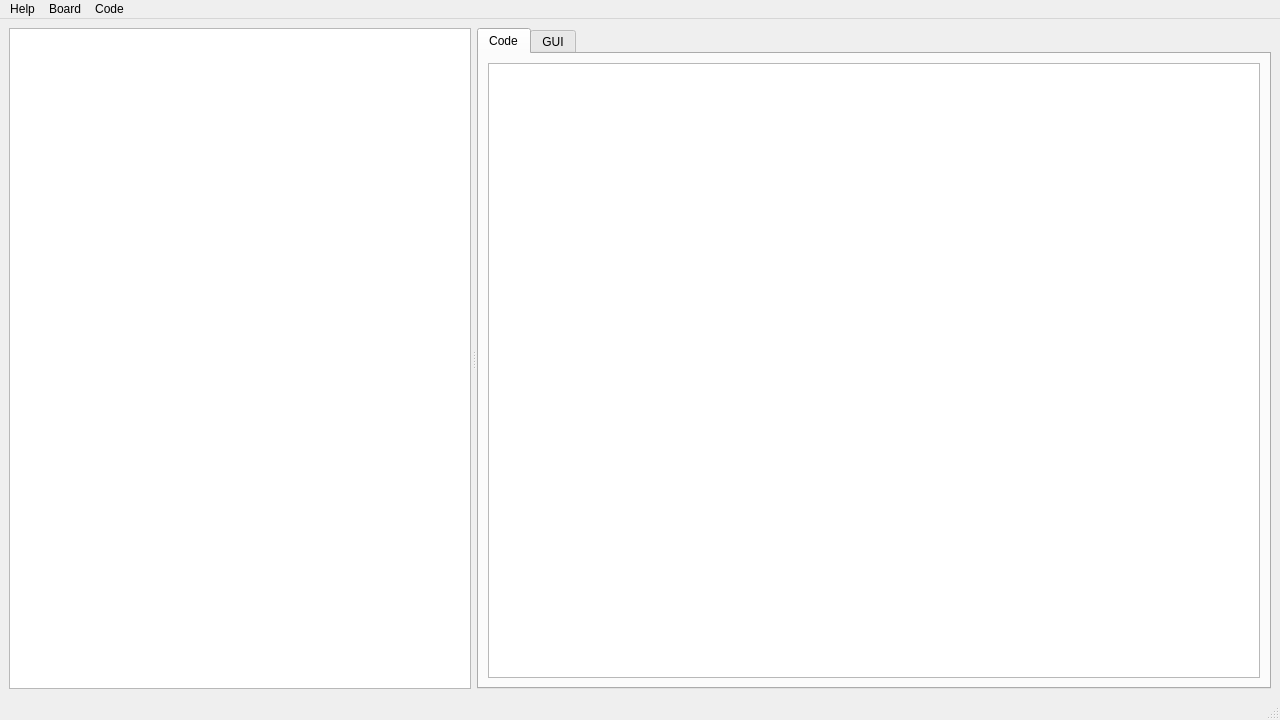
First picture: the form in mainwindow.ui, repository JeremySH/KataQuery, before the edit.
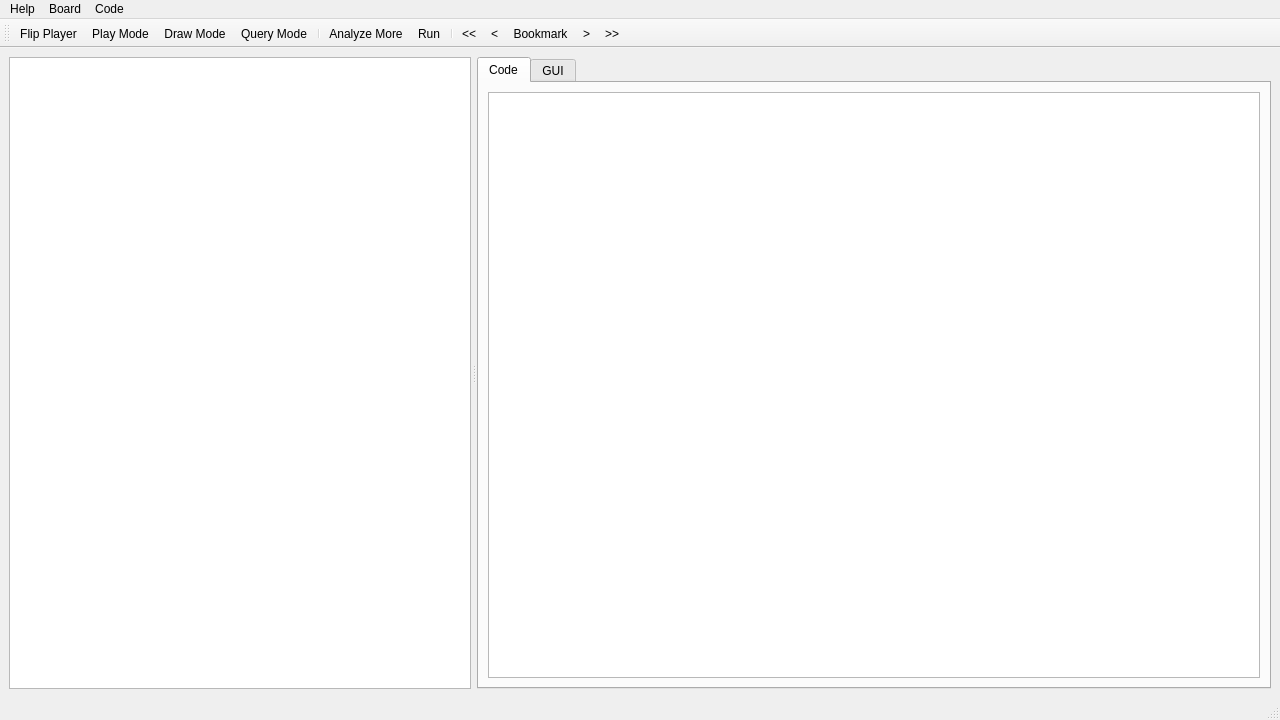
Second picture: the form after the edit. Custom widgets are drawn as their Qt base class.

Commit message: GUI changes, code completion, "query points"

What changed in the file:
```diff
--- a/mainwindow.ui
+++ b/mainwindow.ui
@@ -728,6 +728,30 @@
    <addaction name="menuCode"/>
   </widget>
   <widget class="QStatusBar" name="statusbar"/>
+  <widget class="QToolBar" name="toolBar">
+   <property name="windowTitle">
+    <string>toolBar</string>
+   </property>
+   <attribute name="toolBarArea">
+    <enum>TopToolBarArea</enum>
+   </attribute>
+   <attribute name="toolBarBreak">
+    <bool>false</bool>
+   </attribute>
+   <addaction name="actionFlip_Player"/>
+   <addaction name="actionPlay_Mode"/>
+   <addaction name="actionDraw_Mode"/>
+   <addaction name="actionQuery_Mode"/>
+   <addaction name="separator"/>
+   <addaction name="actionAnalyze_More"/>
+   <addaction name="actionRun"/>
+   <addaction name="separator"/>
+   <addaction name="actionFirst_Bookmark"/>
+   <addaction name="actionPrevious_Bookmark"/>
+   <addaction name="actionBookmark"/>
+   <addaction name="actionNext_Bookmark"/>
+   <addaction name="actionLast_Bookmark"/>
+  </widget>
   <action name="actionQuit">
    <property name="text">
     <string>Quit</string>
@@ -897,6 +921,92 @@
    </property>
    <property name="text">
     <string>Disable</string>
+   </property>
+   <property name="toolTip">
+    <string>Don't run the script automatically</string>
+   </property>
+  </action>
+  <action name="actionQuery_Mode">
+   <property name="checkable">
+    <bool>true</bool>
+   </property>
+   <property name="text">
+    <string>Query Mode</string>
+   </property>
+   <property name="toolTip">
+    <string>Ask script about an intersection</string>
+   </property>
+   <property name="shortcut">
+    <string>Ctrl+/</string>
+   </property>
+  </action>
+  <action name="actionDraw_Mode">
+   <property name="checkable">
+    <bool>true</bool>
+   </property>
+   <property name="text">
+    <string>Draw Mode</string>
+   </property>
+   <property name="toolTip">
+    <string>Draw stones on the board</string>
+   </property>
+   <property name="shortcut">
+    <string>Ctrl+Shift+D</string>
+   </property>
+  </action>
+  <action name="actionPlay_Mode">
+   <property name="checkable">
+    <bool>true</bool>
+   </property>
+   <property name="text">
+    <string>Play Mode</string>
+   </property>
+   <property name="toolTip">
+    <string>Play stones on the board</string>
+   </property>
+   <property name="shortcut">
+    <string>Ctrl+Shift+P</string>
+   </property>
+  </action>
+  <action name="actionNext_Bookmark">
+   <property name="text">
+    <string>&gt;</string>
+   </property>
+   <property name="toolTip">
+    <string>Go to next bookmark</string>
+   </property>
+   <property name="shortcut">
+    <string>Ctrl+Shift+]</string>
+   </property>
+   <property name="autoRepeat">
+    <bool>true</bool>
+   </property>
+  </action>
+  <action name="actionPrevious_Bookmark">
+   <property name="text">
+    <string>&lt;</string>
+   </property>
+   <property name="toolTip">
+    <string>Go to previous bookmark</string>
+   </property>
+   <property name="shortcut">
+    <string>Ctrl+Shift+[</string>
+   </property>
+  </action>
+  <action name="actionLast_Bookmark">
+   <property name="text">
+    <string>&gt;&gt;</string>
+   </property>
+   <property name="toolTip">
+    <string>Go to last bookmark</string>
+   </property>
+  </action>
+  <action name="actionFirst_Bookmark">
+   <property name="text">
+    <string>&lt;&lt;</string>
+   </property>
+   <property name="toolTip">
+    <string>Go to first bookmark</string>
    </property>
   </action>
  </widget>
```
Left out of the diff: 21 changed lines with no effect on the pictures. The commit also changes 9 other files.
